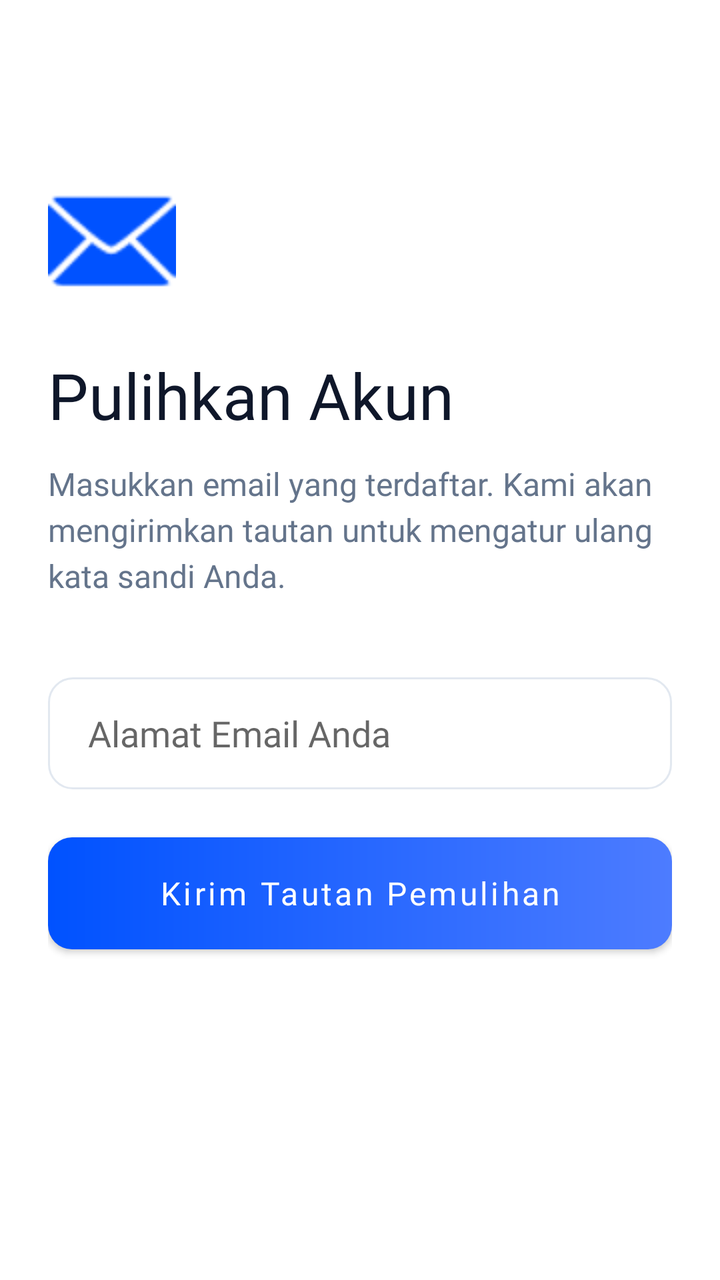
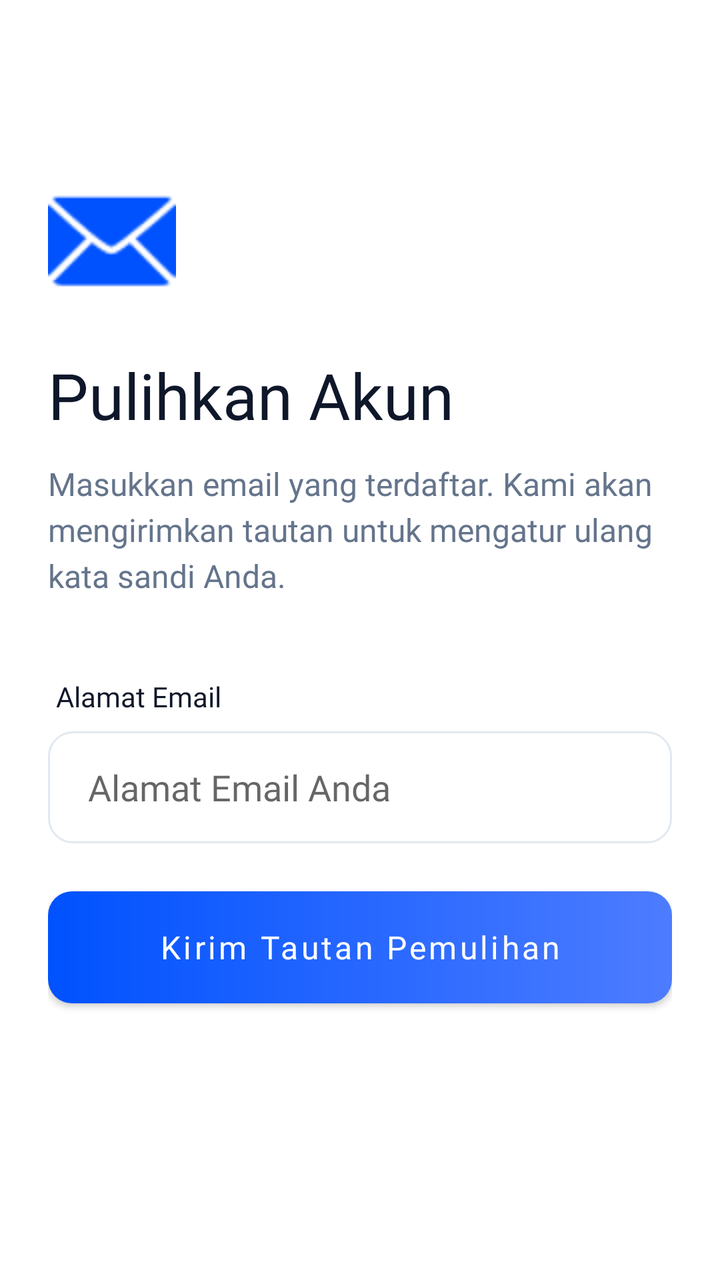

Before-and-after screenshots of an Android layout around one commit, followed by the original layout XML and the change that was made.
<!-- AndroidManifest.xml: application theme Theme.Examingrity -->
<!-- res/layout/activity_forgot_password.xml -->
<?xml version="1.0" encoding="utf-8"?>
<androidx.constraintlayout.widget.ConstraintLayout
    xmlns:android="http://schemas.android.com/apk/res/android"
    xmlns:app="http://schemas.android.com/apk/res-auto"
    android:layout_width="match_parent"
    android:layout_height="match_parent"
    android:background="@color/white"
    android:padding="24dp">

    <ImageView
        android:id="@+id/ivIcon"
        android:layout_width="64dp"
        android:layout_height="64dp"
        android:src="@android:drawable/ic_dialog_email"
        app:tint="@color/signature_blue"
        app:layout_constraintTop_toTopOf="parent"
        app:layout_constraintStart_toStartOf="parent"
        android:layout_marginTop="64dp"/>

    <TextView
        android:id="@+id/tvTitle"
        android:layout_width="match_parent"
        android:layout_height="wrap_content"
        android:text="Pulihkan Akun"
        android:textColor="@color/slate_900"
        android:textSize="32sp"
        android:fontFamily="@font/calistoga"
        android:layout_marginTop="24dp"
        app:layout_constraintTop_toBottomOf="@id/ivIcon" />

    <TextView
        android:id="@+id/tvSubtitle"
        android:layout_width="match_parent"
        android:layout_height="wrap_content"
        android:text="Masukkan email yang terdaftar. Kami akan mengirimkan tautan untuk mengatur ulang kata sandi Anda."
        android:textColor="@color/slate_600"
        android:textSize="16sp"
        android:lineSpacingExtra="4dp"
        android:fontFamily="@font/inter_regular"
        android:layout_marginTop="12dp"
        app:layout_constraintTop_toBottomOf="@id/tvTitle" />

    <EditText
        android:id="@+id/etForgotEmail"
        android:layout_width="match_parent"
        android:layout_height="56dp"
        android:hint="Alamat Email Anda"
        android:background="@drawable/bg_input_field"
        android:paddingHorizontal="20dp"
        android:inputType="textEmailAddress"
        android:fontFamily="@font/inter_regular"
        android:layout_marginTop="40dp"
        app:layout_constraintTop_toBottomOf="@id/tvSubtitle"/>

    <Button
        android:id="@+id/btnSendResetLink"
        android:layout_width="match_parent"
        android:layout_height="56dp"
        android:text="Kirim Tautan Pemulihan"
        android:background="@drawable/btn_primary_gradient"
        app:backgroundTint="@null"
        android:textAllCaps="false"
        android:textSize="16sp"
        android:fontFamily="@font/inter_bold"
        android:layout_marginTop="24dp"
        app:layout_constraintTop_toBottomOf="@id/etForgotEmail" />

</androidx.constraintlayout.widget.ConstraintLayout>
<!-- resources referenced by this layout -->
<resources>
  <color name="signature_blue">#0052FF</color>
  <color name="slate_600">#64748B</color>
  <color name="slate_900">#0F172A</color>
  <color name="white">#FFFFFF</color>
  <!-- drawable bg_input_field (drawable) -->
  <?xml version="1.0" encoding="utf-8"?>
  <selector xmlns:android="http://schemas.android.com/apk/res/android">
      <item android:state_focused="true">
          <shape android:shape="rectangle">
              <corners android:radius="12dp" />
              <solid android:color="@color/white" />
              <stroke android:width="2dp" android:color="@color/signature_blue" />
          </shape>
      </item>
      <item>
          <shape android:shape="rectangle">
              <corners android:radius="12dp" />
              <solid android:color="@color/white" />
              <stroke android:width="1dp" android:color="@color/slate_200" />
          </shape>
      </item>
  </selector>
  <!-- drawable btn_primary_gradient (drawable) -->
  <?xml version="1.0" encoding="utf-8"?>
  <shape xmlns:android="http://schemas.android.com/apk/res/android" android:shape="rectangle">
      <corners android:radius="12dp" />
      <gradient
          android:angle="0"
          android:startColor="@color/signature_blue"
          android:endColor="@color/signature_blue_light"
          android:type="linear" />
  </shape>
  <style name="Theme.Examingrity" parent="Theme.MaterialComponents.DayNight.NoActionBar">
          <item name="colorPrimary">@color/signature_blue</item>
          <item name="colorPrimaryVariant">@color/signature_blue</item>
          <item name="colorOnPrimary">@color/white</item>
  
          <item name="colorSecondary">@color/signature_blue</item>
          <item name="colorSecondaryVariant">@color/signature_blue_light</item>
          <item name="colorOnSecondary">@color/black</item>
  
          <item name="android:statusBarColor">@color/white</item>
          <item name="android:windowLightStatusBar">true</item>
      </style>
  <color name="slate_200">#E2E8F0</color>
  <color name="signature_blue_light">#4D7CFF</color>
  <color name="black">#000000</color>
</resources>

<!-- the commit's change to res/layout/activity_forgot_password.xml (unified diff, before → after) -->
@@ -40,6 +40,19 @@
         android:layout_marginTop="12dp"
         app:layout_constraintTop_toBottomOf="@id/tvTitle" />
 
+    <TextView
+        android:id="@+id/tvEmailLabel"
+        android:layout_width="wrap_content"
+        android:layout_height="wrap_content"
+        android:text="Alamat Email"
+        android:textColor="@color/slate_900"
+        android:textSize="14sp"
+        android:fontFamily="@font/inter_bold"
+        android:layout_marginTop="40dp"
+        android:layout_marginStart="4dp"
+        app:layout_constraintTop_toBottomOf="@id/tvSubtitle"
+        app:layout_constraintStart_toStartOf="parent" />
+
     <EditText
         android:id="@+id/etForgotEmail"
         android:layout_width="match_parent"
@@ -49,8 +62,9 @@
         android:paddingHorizontal="20dp"
         android:inputType="textEmailAddress"
         android:fontFamily="@font/inter_regular"
-        android:layout_marginTop="40dp"
-        app:layout_constraintTop_toBottomOf="@id/tvSubtitle"/>
+        android:layout_marginTop="8dp"
+        app:layout_constraintTop_toBottomOf="@id/tvEmailLabel"
+        app:layout_constraintStart_toStartOf="parent"/>
 
     <Button
         android:id="@+id/btnSendResetLink"
